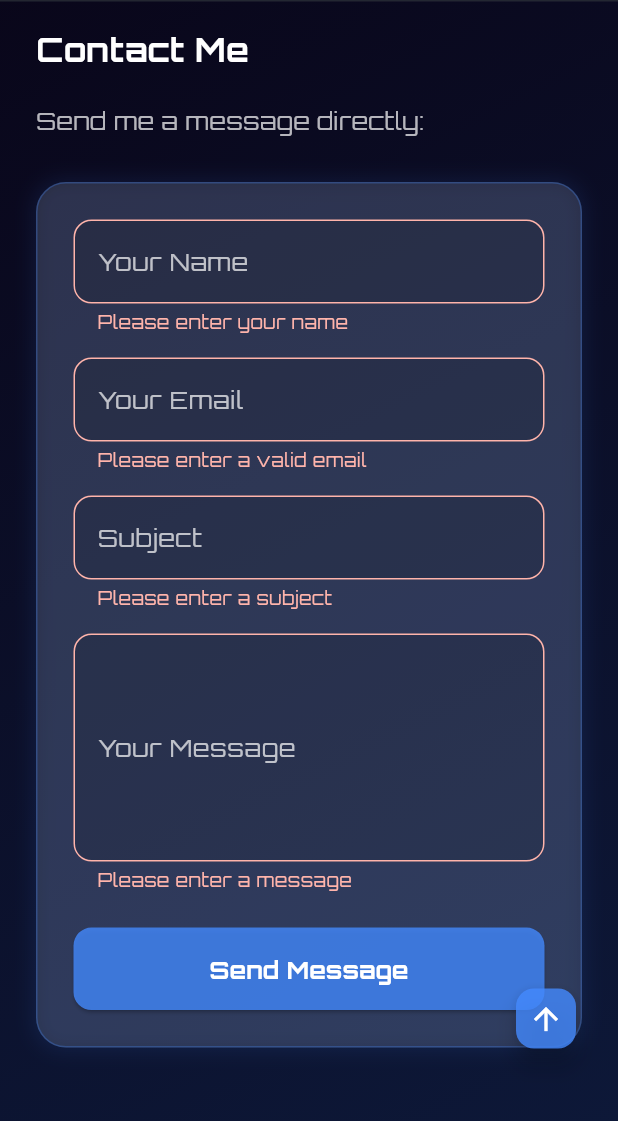
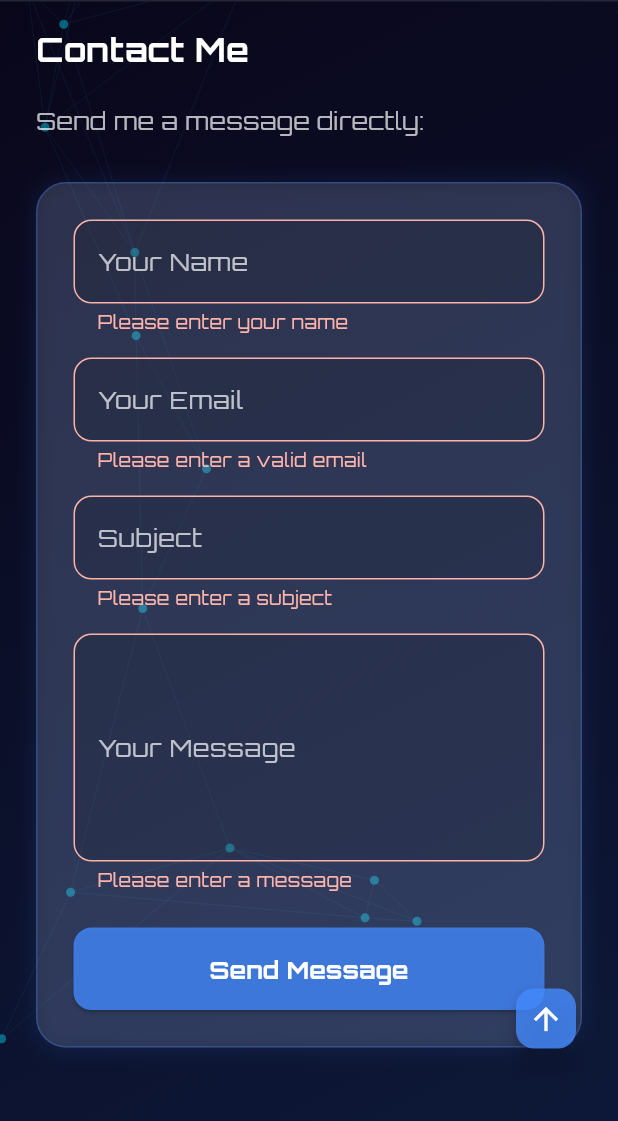
Before and after one commit to mohamedbnhmida/medbh_portfolio, a Flutter app: the screen it shows after launch, scrolled down 1702 dp, after a tap on "Send Message", on a phone screen of 412 x 824 dp, the part 114-1235 px from its top. Run offline on Flutter 3.47's test engine with Material 3 defaults, Android fonts, the phone set to English and light mode, and no system bars; drawn by our look-alikes of carousel_slider; our stand-ins replace font_awesome_flutter, google_fonts; statements that could not run were skipped.

Commit message:
updated animation and some changes

```diff
--- a/lib/animated_shapes.dart
+++ b/lib/animated_shapes.dart
@@ -1,10 +1,11 @@
-import 'dart:math';
+import 'dart:math' as math;
 
 import 'package:flutter/material.dart';
 
 class AnimatedShapes extends StatelessWidget {
   final AnimationController controller;
-  const AnimatedShapes({required this.controller});
+  final int? pointCount;
+  const AnimatedShapes({required this.controller, this.pointCount});
 
   @override
   Widget build(BuildContext context) {
@@ -15,6 +16,7 @@ class AnimatedShapes extends StatelessWidget {
           painter: VerySlowFluidConnectingDotsPainter(
             controller.value,
             MediaQuery.of(context).size,
+            count: pointCount,
           ),
           size: MediaQuery.of(context).size,
         );
@@ -26,13 +28,21 @@ class AnimatedShapes extends StatelessWidget {
 class VerySlowFluidConnectingDotsPainter extends CustomPainter {
   final double animationValue;
   final Size size;
+  final int? count;
+  late final List<Offset> _points;
 
-  static final List<Offset> _staticPoints = List.generate(
-    Random().nextInt(100),
-    (_) => Offset(Random().nextDouble(), Random().nextDouble()),
-  );
-
-  VerySlowFluidConnectingDotsPainter(this.animationValue, this.size);
+  VerySlowFluidConnectingDotsPainter(
+    this.animationValue,
+    this.size, {
+    this.count,
+  }) {
+    final random = math.Random(2); // Seed for consistency
+    final actualCount = count ?? 10;
+    _points = List.generate(
+      actualCount,
+      (_) => Offset(random.nextDouble(), random.nextDouble()),
+    );
+  }
 
   @override
   void paint(Canvas canvas, Size size) {
@@ -41,16 +51,18 @@ class VerySlowFluidConnectingDotsPainter extends CustomPainter {
       ..style = PaintingStyle.fill;
 
     final linePaint = Paint()
-      ..color = Color.fromARGB(255, 20, 176, 233).withOpacity(0.1)
+      ..color = const Color.fromARGB(255, 20, 176, 233).withOpacity(0.1)
       ..style = PaintingStyle.stroke
-      ..strokeWidth = Random().nextDouble() * 0.5 + 0.5;
+      ..strokeWidth = math.Random().nextDouble() * 0.5 + 0.5;
 
-    final List<Offset> animatedPoints = _staticPoints.map((p) {
+    final List<Offset> animatedPoints = _points.map((p) {
       final baseX = p.dx * size.width;
       final baseY = p.dy * size.height;
 
-      final dx = baseX + 100 * sin(animationValue * 2 * pi + p.dy * 100);
-      final dy = baseY + 220 * cos(animationValue * 2 * pi + p.dx * 30);
+      final dx =
+          baseX + 20 * math.sin(animationValue * 2 * math.pi + p.dy * 10);
+      final dy =
+          baseY + 120 * math.cos(animationValue * 2 * math.pi + p.dx * 10);
 
       return Offset(dx, dy);
     }).toList();
--- a/lib/constants/app_data.dart
+++ b/lib/constants/app_data.dart
@@ -45,6 +45,11 @@ class AppData {
     TechnologyModel(
       name: "Arduino",
       assetPath: "assets/arduino.png",
+      color: Color(0xFF00979D),
+    ),
+    TechnologyModel(
+      name: "Raspberry Pi",
+      assetPath: "assets/raspberry.png",
       color: Color(0xFF00979D),
     ),
     TechnologyModel(
@@ -120,6 +125,12 @@ class AppData {
       playStoreUrl:
           "https://play.google.com/store/apps/details?id=tn.ilefinfo.ilefinfo",
       appIcon: "assets/projects/ilef_info_mobile/icon.png",
+      screenshots: [
+        "assets/projects/ilef_info_mobile/screenshots/image1.png",
+        "assets/projects/ilef_info_mobile/screenshots/image2.png",
+        "assets/projects/ilef_info_mobile/screenshots/image3.png",
+        "assets/projects/ilef_info_mobile/screenshots/image4.png",
+      ],
       technologies: ["Flutter", "Dart", "Google Maps API"],
     ),
     ProjectModel(
@@ -127,6 +138,10 @@ class AppData {
       description:
           "AI-based optical fiber patchcord testing system using Deep Learning.",
       appIcon: "assets/projects/hlpro_mobile/icon.png",
+      screenshots: [
+        "assets/projects/hlpro_mobile/screenshots/image1.jpg",
+        "assets/projects/hlpro_mobile/screenshots/image2.jpg",
+      ],
       technologies: ["Flutter", "Python", "TensorFlow", "Raspberry Pi"],
     ),
     ProjectModel(
--- a/lib/home_page.dart
+++ b/lib/home_page.dart
@@ -103,7 +103,10 @@ class _HomePageState extends State<HomePage> with TickerProviderStateMixin {
         child: Stack(
           children: [
             AnimatedColorCyclingGradient(controller: _bgController),
-            AnimatedShapes(controller: _bgController),
+            AnimatedShapes(
+              controller: _bgController,
+              pointCount: isMobile ? 20 : 50,
+            ),
             SingleChildScrollView(
               controller: _scrollController,
               padding: const EdgeInsets.symmetric(horizontal: 24.0),
--- a/lib/loading_screen.dart
+++ b/lib/loading_screen.dart
@@ -87,14 +87,23 @@ class _LoadingScreenState extends State<LoadingScreen>
               children: [
                 const RandomCurves(),
                 const SizedBox(height: 30),
-                Text(
-                  'Initializing Portfolio...',
-                  style: GoogleFonts.orbitron(
-                    fontSize: 22,
-                    color: Colors.white,
-                    fontWeight: FontWeight.bold,
-                    letterSpacing: 2,
-                  ),
+                AnimatedBuilder(
+                  animation: _bgController,
+                  builder: (context, child) {
+                    final dotCount =
+                        (DateTime.now().millisecondsSinceEpoch / 500).floor() %
+                        4;
+                    final dots = '.' * dotCount;
+                    return Text(
+                      'Loading$dots',
+                      style: GoogleFonts.orbitron(
+                        fontSize: 20,
+                        color: Colors.white,
+                        fontWeight: FontWeight.bold,
+                        letterSpacing: 2,
+                      ),
+                    );
+                  },
                 ),
               ],
             ),
--- a/lib/logo_tagline.dart
+++ b/lib/logo_tagline.dart
@@ -23,7 +23,7 @@ class LogoAndTagline extends StatelessWidget {
               "Software Engineer",
             ],
             style: GoogleFonts.orbitron(
-              fontSize: isMobile ? 22 : 42,
+              fontSize: isMobile ? 20 : 42,
               fontWeight: FontWeight.bold,
               color: Colors.white,
             ),
--- a/lib/widgets/contact_section.dart
+++ b/lib/widgets/contact_section.dart
@@ -49,7 +49,8 @@ class _ContactSectionState extends State<ContactSection> {
                 'subject': _subjectController.text,
                 'name': _nameController.text,
                 'email': _emailController.text,
-                'message': _messageController.text,
+                'message':
+                    'Subject: ${_subjectController.text}\n\n${_messageController.text}',
                 'time': DateTime.now().toString().substring(0, 16),
                 'reply_to': _emailController.text,
               },
--- a/lib/widgets/random_curves.dart
+++ b/lib/widgets/random_curves.dart
@@ -51,45 +51,47 @@ class CurvePainter extends CustomPainter {
     final centerX = size.width / 2;
     final centerY = size.height / 2;
 
-    for (int i = 0; i < 3; i++) {
+    for (int i = 0; i < 5; i++) {
       final curvePaint = Paint()
         ..style = PaintingStyle.stroke
-        ..strokeWidth = 2.0 - (i * 0.5)
+        ..strokeWidth = 2.5 - (i * 0.4)
         ..shader = LinearGradient(
           colors: [
-            Colors.blueAccent.withOpacity(0.8 - (i * 0.2)),
-            Colors.cyanAccent.withOpacity(0.4 - (i * 0.1)),
+            Colors.blueAccent.withOpacity(0.9 - (i * 0.15)),
+            Colors.cyanAccent.withOpacity(0.5 - (i * 0.08)),
+            Colors.deepPurpleAccent.withOpacity(0.3 - (i * 0.05)),
           ],
         ).createShader(Rect.fromLTWH(0, 0, size.width, size.height));
 
       final path = Path();
       final phase = animationValue * 2 * math.pi;
-      final offset = i * math.pi / 2;
+      final offset = i * math.pi / 2.5;
 
+      final startR = 40 + 15 * math.sin(phase + i * 1.5);
       path.moveTo(
-        centerX + math.cos(phase + offset) * 50,
-        centerY + math.sin(phase + offset) * 50,
+        centerX + math.cos(phase + offset) * startR,
+        centerY + math.sin(phase + offset) * startR,
       );
 
-      for (int j = 1; j <= 4; j++) {
-        final angle = phase + offset + (j * math.pi / 2);
-        final nextAngle = angle + (math.pi / 2);
+      for (int j = 1; j <= 6; j++) {
+        final angle = phase + offset + (j * math.pi / 3);
+        final nextAngle = angle + (math.pi / 3);
 
-        final cp1x =
-            centerX + math.cos(angle) * (80 + 20 * math.sin(phase * 2 + i));
-        final cp1y =
-            centerY + math.sin(angle) * (80 + 20 * math.cos(phase * 2 + i));
+        final r1 = 90 + 30 * math.sin(phase * 2.5 + i * 2 + j);
+        final cp1x = centerX + math.cos(angle) * r1;
+        final cp1y = centerY + math.sin(angle) * r1;
 
-        final cp2x =
-            centerX + math.cos(nextAngle) * (30 + 10 * math.cos(phase * 3 + i));
-        final cp2y =
-            centerY + math.sin(nextAngle) * (30 + 10 * math.sin(phase * 3 + i));
+        final r2 = 40 + 20 * math.cos(phase * 3.7 + i + j * 0.5);
+        final cp2x = centerX + math.cos(nextAngle) * r2;
+        final cp2y = centerY + math.sin(nextAngle) * r2;
 
-        final endX = centerX + math.cos(nextAngle) * 50;
-        final endY = centerY + math.sin(nextAngle) * 50;
+        final endR = 40 + 15 * math.sin(phase + i * 1.5 + j);
+        final endX = centerX + math.cos(nextAngle) * endR;
+        final endY = centerY + math.sin(nextAngle) * endR;
 
         path.cubicTo(cp1x, cp1y, cp2x, cp2y, endX, endY);
       }
+      path.close();
 
       canvas.drawPath(path, curvePaint);
     }
--- a/pubspec.yaml
+++ b/pubspec.yaml
@@ -75,7 +75,9 @@ flutter:
     - assets/projects/digital_lib/
     - assets/projects/digital_lib/screenshots/
     - assets/projects/hlpro_mobile/
+    - assets/projects/hlpro_mobile/screenshots/
     - assets/projects/ilef_info_mobile/
+    - assets/projects/ilef_info_mobile/screenshots/
     - assets/projects/kalonet/
     - assets/projects/kalonet/screenshots/
     - assets/projects/lib_corporate/
```
Also changed, not shown: assets/raspberry.png (added), lib/main.dart (line endings or trailing spaces), 6 other files.
